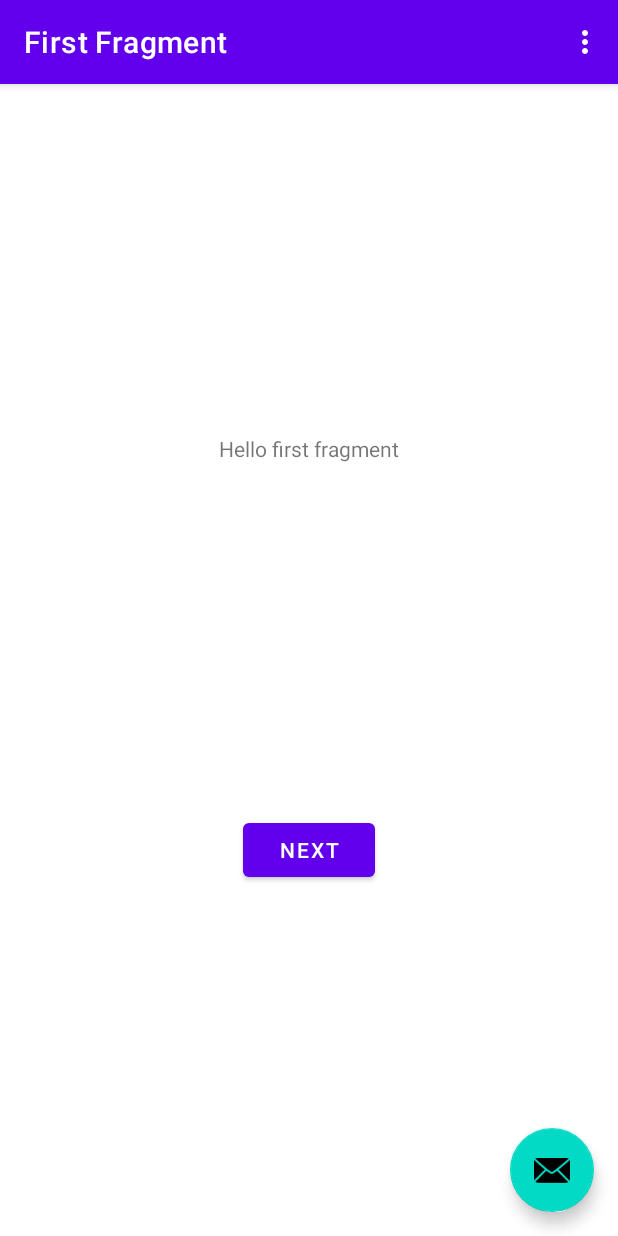
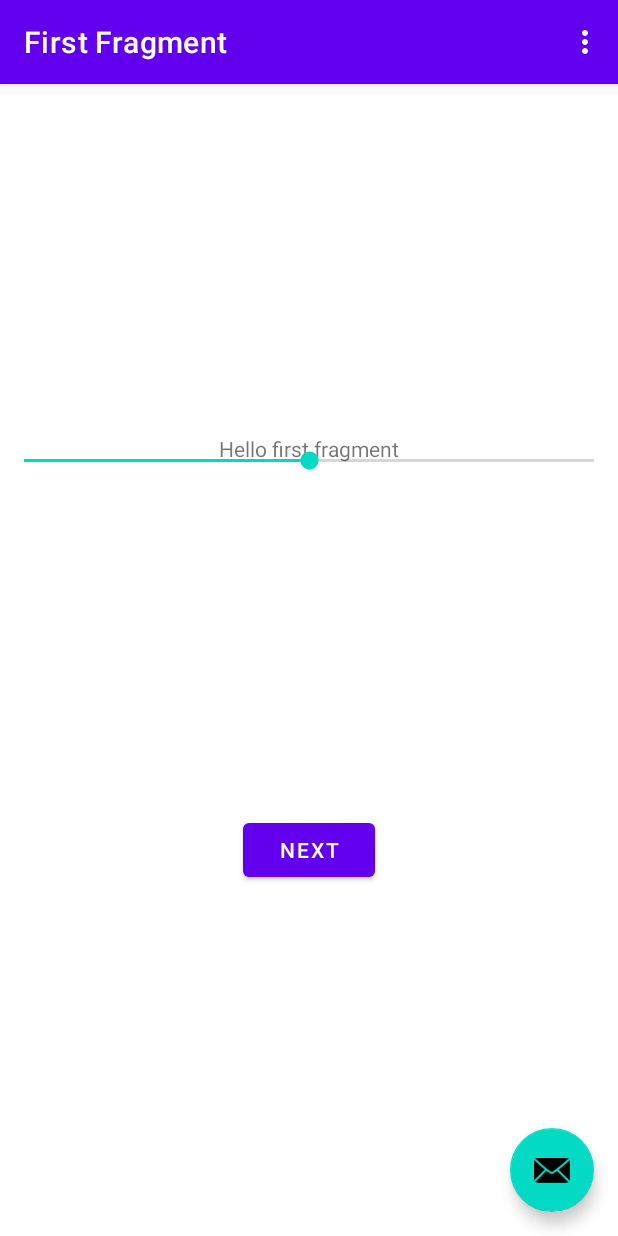
Before and after one commit to shannonbay/study-buddy, an Android app: the screen it shows after launch (MainActivity), on a phone screen of 412 x 824 dp. Run offline under Robolectric (Android 15) with nearby library versions, the phone set to English and light mode, and no system bars; our stand-ins replace navigation-ui; libraries missing offline, so code that uses them is left out: com.konovalov.vad; 2 statements that could not run were skipped.

Commit message:
Cancel resume media when next fragment/stop VAD

```diff
--- a/app/src/main/java/com/github/shannonbay/studybuddy/FirstFragment.kt
+++ b/app/src/main/java/com/github/shannonbay/studybuddy/FirstFragment.kt
@@ -299,6 +299,7 @@ class FirstFragment : Fragment(), TextToSpeech.OnInitListener {
     override fun onStop() {
         super.onStop()
         Log.e("VAD", "onStop called!")
+        resumeMediaScheduledFuture?.cancel(true)
         stopRecording()
 
         if (textToSpeech != null ) {
@@ -310,6 +311,7 @@ class FirstFragment : Fragment(), TextToSpeech.OnInitListener {
 
     override fun onDestroy() {
         Log.e("VAD", "onDestroy called!")
+        resumeMediaScheduledFuture?.cancel(true)
         stopRecording()
 
         if (textToSpeech != null) {
@@ -321,6 +323,7 @@ class FirstFragment : Fragment(), TextToSpeech.OnInitListener {
 
     override fun onDestroyView() {
         super.onDestroyView()
+        resumeMediaScheduledFuture?.cancel(true)
         Log.e("VAD", "onDestroyView called!")
         stopRecording()
         if (textToSpeech != null) {
--- a/app/src/main/res/layout/fragment_first.xml
+++ b/app/src/main/res/layout/fragment_first.xml
@@ -16,6 +16,20 @@
         app:layout_constraintStart_toStartOf="parent"
         app:layout_constraintTop_toTopOf="parent" />
 
+    <SeekBar
+        android:id="@+id/seekBar"
+        android:layout_width="match_parent"
+        android:layout_height="wrap_content"
+        android:layout_marginTop="16dp"
+        android:max="100"
+        android:progress="50"
+        app:layout_constraintBottom_toTopOf="@id/button_first"
+        app:layout_constraintEnd_toEndOf="parent"
+        app:layout_constraintStart_toStartOf="parent"
+        app:layout_constraintTop_toTopOf="parent"
+        />
+    <!-- android:thumb="@drawable/seekbar_thumb" -->
+
     <Button
         android:id="@+id/button_first"
         android:layout_width="wrap_content"
```
